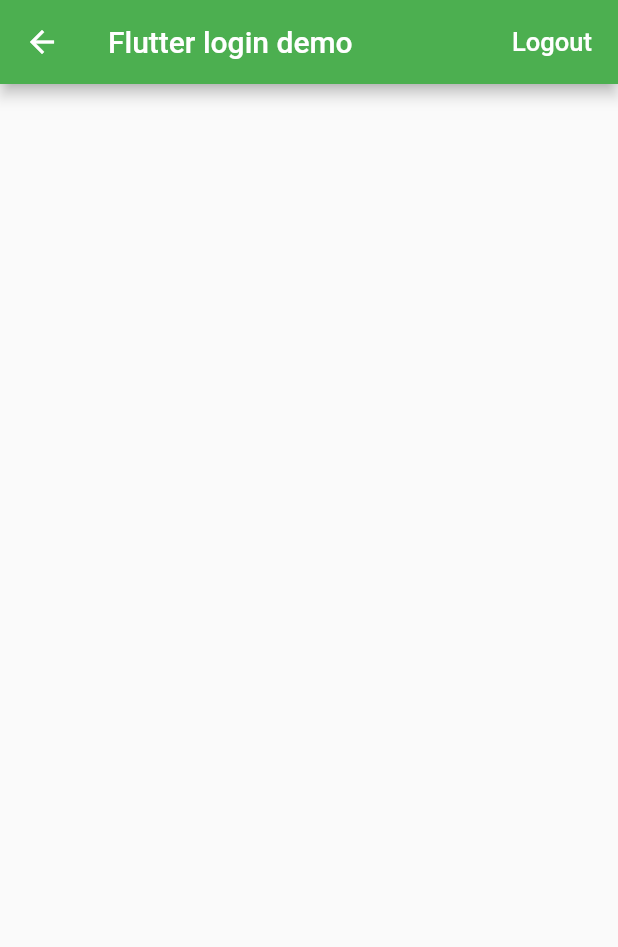
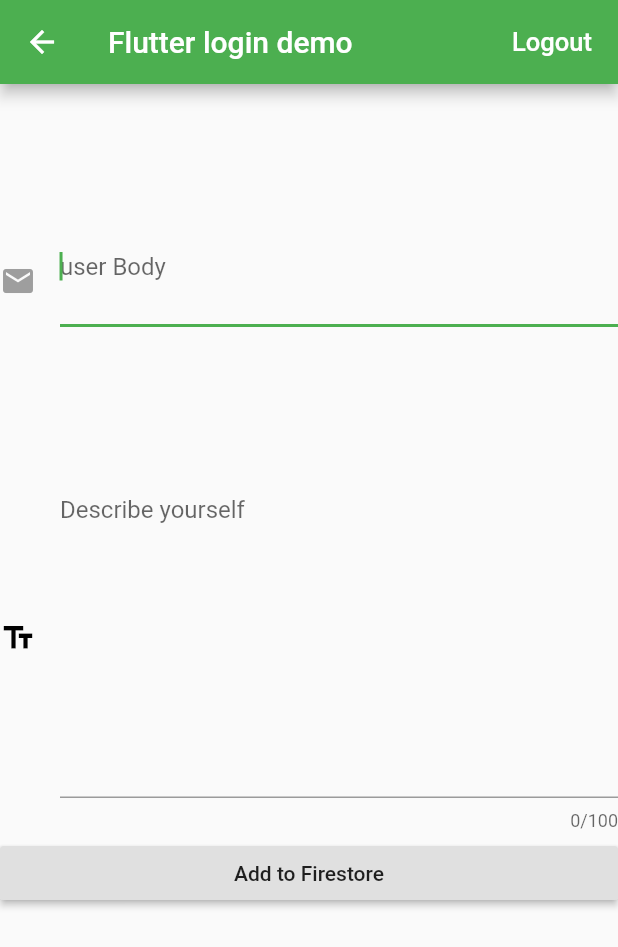
Before and after one commit to Synarcs/Authentication-Flutter, a Flutter app: the HomePage screen opened directly, on a phone screen of 412 x 824 dp. Shown: the top 947 px of the screen. Run offline on Flutter 3.47's test engine with Material 2 defaults, Android fonts, the phone set to English and light mode, and no system bars; our stand-ins replace cloud_firestore, firebase_auth, firebase_database; accounts and stored records are empty.

Commit message:
Firebase firestore added

```diff
--- a/lib/pages/home_page.dart
+++ b/lib/pages/home_page.dart
@@ -1,9 +1,13 @@
 import 'package:flutter/material.dart';
 import 'package:flutter_login_demo/services/authentication.dart';
+import 'package:cloud_firestore/cloud_firestore.dart';
+
+// firebase realtime database
+import 'package:firebase_database/firebase_database.dart';
+import 'dart:math';
 
 import 'dart:async';
 import 'dart:convert';
-import 'dart:math';
 
 class HomePage extends StatefulWidget {
   HomePage({Key key, this.auth, this.userId, this.logoutCallback})
@@ -22,6 +26,10 @@ class _HomePageState extends State<HomePage> {
   void initState() {
     super.initState();
   }
+
+  String _user_val = "";
+  String _user_body = "";
+  final _formkey = GlobalKey<FormState>();
 
   @override
   void dispose() {
@@ -48,6 +56,88 @@ class _HomePageState extends State<HomePage> {
                   style: new TextStyle(fontSize: 17.0, color: Colors.white)),
               onPressed: signOut)
         ],
-    ));
+      ),
+      body: CenterForm(context),
+    );
+  }
+
+  Widget CenterForm(BuildContext context) {
+    final height = MediaQuery.of(context).size.height;
+    final width = MediaQuery.of(context).size.width;
+    return new Form(
+      child: ListView(
+        key: _formkey,
+        children: <Widget>[
+          valuInput(),
+          userbodyinput(),
+          Container(
+            margin: new EdgeInsets.only(top: 4),
+            child: RaisedButton(
+              child: Text("Add to Firestore"),
+              onPressed: () {
+                firestoreAdd();
+              },
+            ),
+          )
+        ],
+      ),
+    );
+  }
+
+  final databaseRef = Firestore.instance;
+
+  List<String> users = [];
+  void firestoreAdd() async {
+    DocumentReference ref = await databaseRef
+        .collection("comments")
+        .add({"title": "sdsdsds", "body": "Sds"});
+    print(ref.documentID);
+    print("the data is successfully added");
+    retreiveData();
+  }
+
+  void retreiveData() {
+    databaseRef.collection("comments").getDocuments().then(
+        (QuerySnapshot snap) =>
+            {snap.documents.forEach((f) => print('${f.data}}'))});
+  }
+
+  Widget userbodyinput() {
+    return new Padding(
+      padding: const EdgeInsets.fromLTRB(0.0, 100.0, 0.0, 0.0),
+      child: new TextFormField(
+        maxLength: 100,
+        maxLines: 10,
+        keyboardType: TextInputType.text,
+        autofocus: true,
+        autocorrect: true,
+        decoration: new InputDecoration(
+          hintText: "Describe yourself",
+          icon: new Icon(Icons.text_fields, color: Colors.black),
+        ),
+        validator: (value) => value.isEmpty ? "THE Body cannot be empty" : null,
+        onSaved: (value) => _user_body = value.toLowerCase().trim(),
+      ),
+    );
+  }
+
+  Widget valuInput() {
+    return Padding(
+      padding: const EdgeInsets.fromLTRB(0.0, 100.0, 0.0, 0.0),
+      child: new TextFormField(
+        maxLines: 2,
+        keyboardType: TextInputType.text,
+        autofocus: true,
+        decoration: new InputDecoration(
+            hintText: 'user Body',
+            icon: new Icon(
+              Icons.mail,
+              color: Colors.grey,
+            )),
+        validator: (value) =>
+            value.isEmpty ? 'The username cannot be empty' : null,
+        onSaved: (value) => _user_val = value.trim(),
+      ),
+    );
   }
 }
```
Lines whose indentation alone changed are shown as unchanged.
